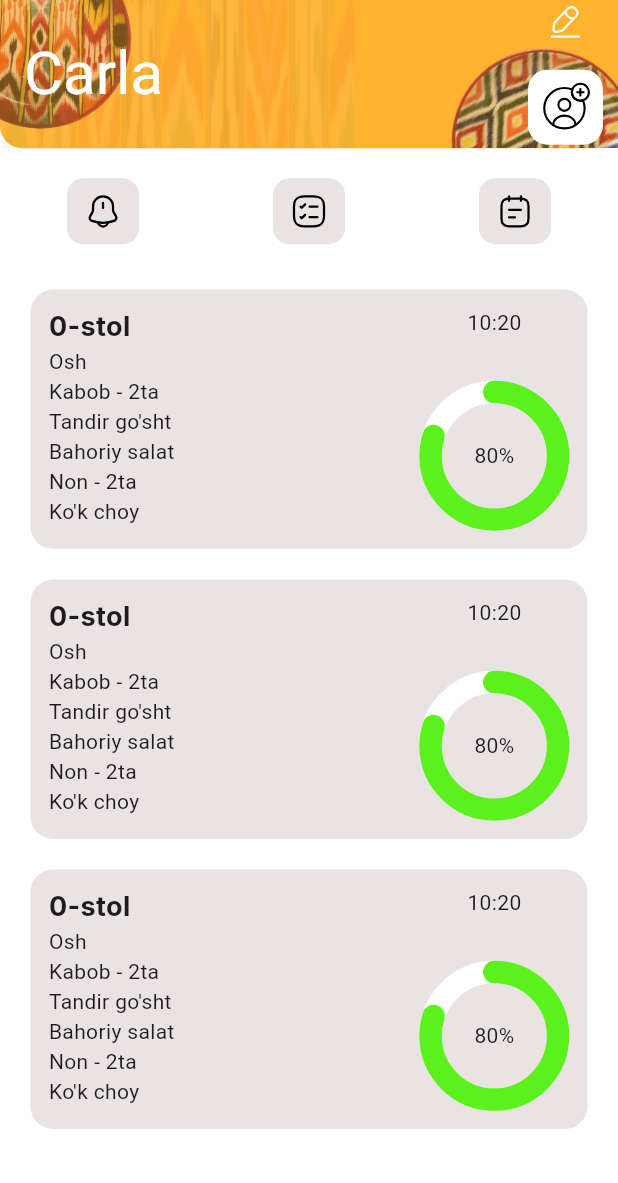
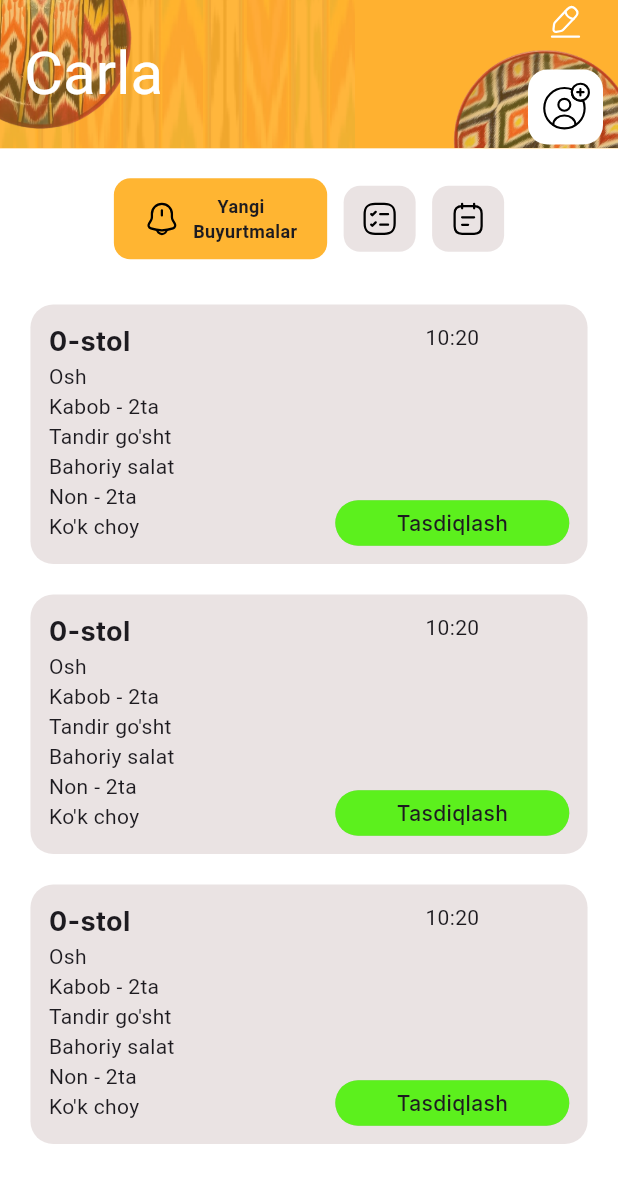
Before and after one commit to asliddinmusulmanov/ochildasturxon, a Flutter app: the screen it shows after launch, on a phone screen of 412 x 824 dp. Shown: the top 1183 px of the screen. Run offline on Flutter 3.47's test engine with Material 3 defaults, Android fonts, the phone set to English and light mode, and no system bars; drawn by our look-alikes of percent_indicator; our stand-ins replace connectivity_plus, device_preview, dio, flutter_riverpod, flutter_screenutil, flutter_secure_storage and 4 more; missing offline and left inert: a package.

Commit message:
ui 80% finished

```diff
--- a/lib/src/core/style/app_colors.dart
+++ b/lib/src/core/style/app_colors.dart
@@ -7,6 +7,7 @@ final class AppColors {
   static const Color cGrey = Color(0xffEAE3E3);
   static const Color cAmber = Color(0xffFFB532);
   static const Color cGreen = Color(0xff5CF01D);
+  static const Color cGrey2 = Color(0xffBEBEBE);
   // static const Color c181818 = Color(0xff181818);
   // static const Color c121212 = Color(0xff121212);
   // static const Color c484848 = Color(0xff484848);
--- a/lib/src/feature/ofitsiant/view/pages/ofitsiant_page.dart
+++ b/lib/src/feature/ofitsiant/view/pages/ofitsiant_page.dart
@@ -4,29 +4,30 @@ import 'package:flutter_screenutil/flutter_screenutil.dart';
 import 'package:flutter_svg/flutter_svg.dart';
 import 'package:google_fonts/google_fonts.dart';
 import 'package:ochildasturxon/src/core/style/app_colors.dart';
-import 'package:ochildasturxon/src/feature/ofitsiant/view/widgets/confirm_button_widget.dart';
-import 'package:ochildasturxon/src/feature/ofitsiant/view/widgets/history_button_widget.dart';
+import 'package:ochildasturxon/src/feature/ofitsiant/view/widgets/interactive_progress_bar_widget.dart';
 import 'package:ochildasturxon/src/feature/ofitsiant/view/widgets/notification_button_widget.dart';
 import 'package:ochildasturxon/src/feature/ofitsiant/view_model/vm/ofitsiant_vm.dart';
-import 'package:percent_indicator/circular_percent_indicator.dart';
 
-class OfitsiantPage extends ConsumerWidget {
+class OfitsiantPage extends ConsumerStatefulWidget {
   const OfitsiantPage({super.key});
 
   @override
-  Widget build(BuildContext context, WidgetRef ref) {
+  ConsumerState<OfitsiantPage> createState() => _OfitsiantPageState();
+}
+
+class _OfitsiantPageState extends ConsumerState<OfitsiantPage> {
+  TextEditingController nameController = TextEditingController();
+  String appBarTitle = "Carla"; // Boshlang'ich ism
+
+  @override
+  Widget build(BuildContext context) {
     var ctr = ref.read(ofitsiantVmProvider);
     ref.watch(ofitsiantVmProvider);
-
-    final PageController _pageController = PageController(
-      initialPage: ctr.page,
-    );
 
     return Scaffold(
       backgroundColor: AppColors.white,
       appBar: AppBar(
         backgroundColor: const Color(0xffFFB130),
-        // toolbarHeight: 108,
         toolbarHeight: MediaQuery.of(context).size.height * 0.12,
         actions: [
           Padding(
@@ -36,19 +37,47 @@ class OfitsiantPage extends ConsumerWidget {
               children: [
                 InkWell(
                   child: SvgPicture.asset("assets/icons/edit.svg"),
-                  onTap: () {},
+                  onTap: () {
+                    showDialog(
+                      context: context,
+                      builder: (context) {
+                        return AlertDialog(
+                          title: const Text("Your Name"),
+                          content: TextField(
+                            controller: nameController,
+                            autofocus: true,
+                            decoration: const InputDecoration(
+                              hintText: "Enter your name",
                             ),
-                10.verticalSpace,
+                          ),
+                          actions: [
+                            TextButton(
+                              onPressed: () {
+                                if (nameController.text.isNotEmpty) {
+                                  setState(() {
+                                    appBarTitle = nameController.text;
+                                  });
+                                }
+                                Navigator.of(context).pop();
+                                nameController.clear();
+                              },
+                              child: const Text("Submit"),
+                            ),
+                          ],
+                        );
+                      },
+                    );
+                  },
+                ),
+                const SizedBox(height: 10),
                 InkWell(
                   child: SizedBox(
                     height: 50,
                     width: 50,
                     child: DecoratedBox(
                       decoration: const BoxDecoration(
-                        color: AppColors.white,
-                        borderRadius: BorderRadius.all(
-                          Radius.circular(13),
-                        ),
+                        color: Colors.white,
+                        borderRadius: BorderRadius.all(Radius.circular(13)),
                       ),
                       child: Padding(
                         padding: const EdgeInsets.all(8.0),
@@ -65,34 +94,25 @@ class OfitsiantPage extends ConsumerWidget {
           ),
         ],
         title: Text(
-          "Carla",
+          appBarTitle, // Yangilanadigan sarlavha
           style: GoogleFonts.kaushanScript(
-            color: AppColors.white,
+            color: Colors.white,
             fontSize: 40,
             fontWeight: FontWeight.w400,
           ),
         ),
         flexibleSpace: Stack(
           children: [
-            Image.asset(
-              "assets/images/atlas.png",
-              fit: BoxFit.fill,
-            ),
+            Image.asset("assets/images/atlas.png", fit: BoxFit.fill),
             Image.asset("assets/images/lagan1.png"),
             Align(
               alignment: Alignment.bottomRight,
               child: Image.asset(
                 "assets/images/lagan2.png",
-                height: MediaQuery.of(context).size.height * 0.11.h,
+                height: MediaQuery.of(context).size.height * 0.11,
               ),
             ),
           ],
-        ),
-        shape: const RoundedRectangleBorder(
-          borderRadius: BorderRadius.only(
-            bottomLeft: Radius.circular(15),
-            bottomRight: Radius.circular(15),
-          ),
         ),
       ),
       body: Column(
@@ -101,32 +121,65 @@ class OfitsiantPage extends ConsumerWidget {
             padding: const EdgeInsets.symmetric(vertical: 20),
             child: Row(
               mainAxisAlignment: MainAxisAlignment.spaceAround,
+              children: List.generate(1, (index) {
+                return Row(
                   children: [
                     InkWell(
                       onTap: () {
-                    ctr.nextPage(0);
+                        ctr.tapped(index: 0); // Tugma bosilganda
                       },
-                  child: NotificationButton(),
+                      // splashColor: Colors.red,
+                      child: NotificationButton(
+                        ctr.buttons.elementAt(0),
+                        () {
+                          ctr.tapped(index: 0); // Tugma bosilganda
+                        },
+                        svgText: "assets/icons/notification_icon.svg",
+                        textName: "     Yangi\nBuyurtmalar",
                       ),
+                    ),
+                    10.horizontalSpace,
                     InkWell(
                       onTap: () {
-                    ctr.nextPage(1);
+                        ctr.tapped(index: 1); // Tugma bosilganda
                       },
-                  child: const ConfirmButtonWidget(),
+                      // splashColor: Colors.red,
+                      child: NotificationButton(
+                        ctr.buttons.elementAt(1),
+                        () {
+                          ctr.tapped(index: 1); // Tugma bosilganda
+                        },
+                        svgText: "assets/icons/confirm_icon.svg",
+                        textName: "Tasdiqlangan\n Buyurtmalar",
                       ),
+                    ),
+                    10.horizontalSpace,
                     InkWell(
                       onTap: () {
-                    ctr.nextPage(2);
+                        ctr.tapped(index: 2); // Tugma bosilganda
                       },
-                  child: const HistoryButtonWidget(),
+                      // splashColor: Colors.red,
+                      child: NotificationButton(
+                        ctr.buttons.elementAt(2),
+                        () {
+                          ctr.tapped(index: 2); // Tugma bosilganda
+                        },
+                        svgText: "assets/icons/history_icon.svg",
+                        textName: "Buyurtmalar\n     Tarixi",
+                      ),
                     ),
                   ],
+                );
+              }),
             ),
           ),
           Expanded(
             child: PageView.builder(
               controller: ctr.pageController,
-              onPageChanged: (index) => ctr.nextPage(index),
+              onPageChanged: (index) {
+                ctr.page = index; // Faqat page qiymatini yangilash
+                ctr.updateButtons(index); // Tugmalarni yangilash
+              },
               itemCount: 3,
               itemBuilder: (context, index) {
                 return ListView.builder(
@@ -159,28 +212,33 @@ class OfitsiantPage extends ConsumerWidget {
                                         fontSize: 18,
                                       ),
                                     ),
-                                    Text("Osh"),
-                                    Text("Kabob - 2ta"),
-                                    Text("Tandir go'sht"),
-                                    Text("Bahoriy salat"),
-                                    Text("Non - 2ta"),
-                                    Text("Ko'k choy"),
+                                    const Text("Osh"),
+                                    const Text("Kabob - 2ta"),
+                                    const Text("Tandir go'sht"),
+                                    const Text("Bahoriy salat"),
+                                    const Text("Non - 2ta"),
+                                    const Text("Ko'k choy"),
                                   ],
                                 ),
                                 Column(
                                   mainAxisAlignment: MainAxisAlignment.spaceBetween,
                                   children: [
                                     const Text("10:20"),
-                                    CircularPercentIndicator(
-                                      radius: 50,
-                                      lineWidth: 15,
-                                      backgroundColor: AppColors.white,
-                                      progressColor: AppColors.cGreen,
-                                      animation: true,
-                                      animationDuration: 2000,
-                                      percent: 0.8,
-                                      center: const Text("80%"),
-                                      circularStrokeCap: CircularStrokeCap.round,
+                                    InteractiveProgressBar(
+                                      onConfirmComplete: () {
+                                        ctr.pageController.animateToPage(
+                                          1, // 2-indexga o'tish (Tasdiqlangan buyurtmalar)
+                                          duration: const Duration(milliseconds: 500),
+                                          curve: Curves.easeInOut,
+                                        );
+                                      },
+                                      onReadyComplete: () {
+                                        ctr.pageController.animateToPage(
+                                          2, // 3-indexga o'tish (Yakunlangan buyurtmalar)
+                                          duration: const Duration(milliseconds: 500),
+                                          curve: Curves.easeInOut,
+                                        );
+                                      },
                                     ),
                                   ],
                                 ),
--- a/lib/src/feature/ofitsiant/view/widgets/confirm_button_widget.dart
+++ /dev/null
@@ -1,49 +0,0 @@
-import 'package:flutter/material.dart';
-import 'package:flutter_screenutil/flutter_screenutil.dart';
-import 'package:flutter_svg/svg.dart';
-import 'package:ochildasturxon/src/core/style/app_colors.dart';
-
-class ConfirmButtonWidget extends StatefulWidget {
-  const ConfirmButtonWidget({super.key});
-
-  @override
-  State<ConfirmButtonWidget> createState() => _ConfirmButtonWidgetState();
-}
-
-class _ConfirmButtonWidgetState extends State<ConfirmButtonWidget> {
-  bool isExpanded = false;
-
-  @override
-  Widget build(BuildContext context) {
-    return GestureDetector(
-      onTap: () {
-        setState(() {
-          isExpanded = !isExpanded;
-        });
-      },
-      child: AnimatedContainer(
-        duration: const Duration(milliseconds: 400),
-        curve: Curves.easeInOut,
-        padding: EdgeInsets.symmetric(horizontal: isExpanded ? 20 : 12, vertical: 10),
-        decoration: BoxDecoration(
-          color: isExpanded ? AppColors.cAmber : AppColors.cGrey,
-          borderRadius: BorderRadius.circular(11),
-        ),
-        child: Row(
-          mainAxisSize: MainAxisSize.min,
-          children: [
-            // Icon(Icons.notifications, color: Colors.black),
-            SvgPicture.asset("assets/icons/confirm_icon.svg"),
-            if (isExpanded) ...[
-              8.horizontalSpace,
-              const Text(
-                "Tasdiqlangan\n Buyurtmalar",
-                style: TextStyle(fontSize: 12, fontWeight: FontWeight.w600),
-              ),
-            ],
-          ],
-        ),
-      ),
-    );
-  }
-}
--- a/lib/src/feature/ofitsiant/view/widgets/history_button_widget.dart
+++ /dev/null
@@ -1,48 +0,0 @@
-import 'package:flutter/material.dart';
-import 'package:flutter_screenutil/flutter_screenutil.dart';
-import 'package:flutter_svg/svg.dart';
-import 'package:ochildasturxon/src/core/style/app_colors.dart';
-
-class HistoryButtonWidget extends StatefulWidget {
-  const HistoryButtonWidget({super.key});
-
-  @override
-  State<HistoryButtonWidget> createState() => _HistoryButtonWidgetState();
-}
-
-class _HistoryButtonWidgetState extends State<HistoryButtonWidget> {
-  bool isExpanded = false;
-
-  @override
-  Widget build(BuildContext context) {
-    return GestureDetector(
-      onTap: () {
-        setState(() {
-          isExpanded = !isExpanded;
-        });
-      },
-      child: AnimatedContainer(
-        duration: const Duration(milliseconds: 400),
-        curve: Curves.easeInOut,
-        padding: EdgeInsets.symmetric(horizontal: isExpanded ? 20 : 12, vertical: 10),
-        decoration: BoxDecoration(
-          color: isExpanded ? AppColors.cAmber : AppColors.cGrey,
-          borderRadius: BorderRadius.circular(11),
-        ),
-        child: Row(
-          mainAxisSize: MainAxisSize.min,
-          children: [
-            SvgPicture.asset("assets/icons/history_icon.svg"),
-            if (isExpanded) ...[
-              8.horizontalSpace,
-              const Text(
-                "Buyurtmalar\n     Tarixi",
-                style: TextStyle(fontSize: 12, fontWeight: FontWeight.w600),
-              ),
-            ],
-          ],
-        ),
-      ),
-    );
-  }
-}
--- /dev/null
+++ b/lib/src/feature/ofitsiant/view/widgets/interactive_progress_bar_widget.dart
@@ -0,0 +1,114 @@
+import 'package:flutter/material.dart';
+import 'package:flutter_screenutil/flutter_screenutil.dart';
+import 'package:google_fonts/google_fonts.dart';
+import 'package:ochildasturxon/src/core/style/app_colors.dart';
+
+class InteractiveProgressBar extends StatefulWidget {
+  final VoidCallback onConfirmComplete;
+  final VoidCallback onReadyComplete;
+
+  const InteractiveProgressBar({
+    super.key,
+    required this.onConfirmComplete,
+    required this.onReadyComplete,
+  });
+
+  @override
+  _InteractiveProgressBarState createState() => _InteractiveProgressBarState();
+}
+
+class _InteractiveProgressBarState extends State<InteractiveProgressBar> {
+  double progress = 1.0;
+  bool isAnimating = false;
+  String buttonText = "Tasdiqlash";
+
+  void startProgress() {
+    if (isAnimating) return;
+
+    setState(() {
+      isAnimating = true;
+      buttonText = "Tayyorlanmoqda";
+      progress = 0.0;
+    });
+
+    widget.onConfirmComplete();
+
+    Future.delayed(const Duration(seconds: 5), () {
+      setState(() {
+        buttonText = "Tayyor";
+      });
+
+      Future.delayed(const Duration(seconds: 1), () {
+        widget.onReadyComplete();
+      });
+    });
+  }
+
+  @override
+  Widget build(BuildContext context) {
+    return GestureDetector(
+      onTap: startProgress,
+      child: TweenAnimationBuilder(
+        duration: const Duration(seconds: 5),
+        tween: Tween<double>(begin: 1.0, end: progress),
+        builder: (context, double value, child) {
+          return Stack(
+            children: [
+              SizedBox(
+                height: 30.h,
+                width: 142.w,
+                child: DecoratedBox(
+                  decoration: BoxDecoration(
+                    color: AppColors.cGrey2,
+                    borderRadius: BorderRadius.circular(20.sp),
+                  ),
+                ),
+              ),
+              SizedBox(
+                height: 30.h,
+                width: 142.w * value,
+                child: DecoratedBox(
+                  decoration: BoxDecoration(
+                    color: AppColors.cGreen,
+                    borderRadius: BorderRadius.circular(20.sp),
+                  ),
+                ),
+              ),
+              Positioned.fill(
+                child: Center(
+                  child: Text(
+                    buttonText,
+                    style: GoogleFonts.inter(
+                      fontWeight: FontWeight.w500,
+                      fontSize: 14,
+                    ),
+                  ),
+                ),
+              ),
+            ],
+          );
+        },
+      ),
+    );
+  }
+}
+
+// InteractiveProgressBar chaqiruvi
+Widget buildInteractiveProgressBar(controller) {
+  return InteractiveProgressBar(
+    onConfirmComplete: () {
+      controller.pageController.animateToPage(
+        1,
+        duration: const Duration(milliseconds: 500),
+        curve: Curves.easeInOut,
+      );
+    },
+    onReadyComplete: () {
+      controller.pageController.animateToPage(
+        2,
+        duration: const Duration(milliseconds: 500),
+        curve: Curves.easeInOut,
+      );
+    },
+  );
+}
--- a/lib/src/feature/ofitsiant/view/widgets/notification_button_widget.dart
+++ b/lib/src/feature/ofitsiant/view/widgets/notification_button_widget.dart
@@ -3,22 +3,16 @@ import 'package:flutter_screenutil/flutter_screenutil.dart';
 import 'package:flutter_svg/flutter_svg.dart';
 import 'package:ochildasturxon/src/core/style/app_colors.dart';
 
-class NotificationButton extends StatefulWidget {
-  @override
-  _NotificationButtonState createState() => _NotificationButtonState();
-}
-
-class _NotificationButtonState extends State<NotificationButton> {
-  bool isExpanded = false;
-
+class NotificationButton extends StatelessWidget {
+  const NotificationButton(this.isExpanded, this.onTap, {required this.svgText, required this.textName, super.key});
+  final bool isExpanded;
+  final VoidCallback onTap;
+  final String svgText;
+  final String textName;
   @override
   Widget build(BuildContext context) {
     return GestureDetector(
-      onTap: () {
-        setState(() {
-          isExpanded = !isExpanded;
-        });
-      },
+      onTap: onTap,
       child: AnimatedContainer(
         duration: const Duration(milliseconds: 400),
         curve: Curves.easeInOut,
@@ -31,12 +25,12 @@ class _NotificationButtonState extends State<NotificationButton> {
           mainAxisSize: MainAxisSize.min,
           children: [
             // Icon(Icons.notifications, color: Colors.black),
-            SvgPicture.asset("assets/icons/notification_icon.svg"),
+            SvgPicture.asset(svgText),
             if (isExpanded) ...[
               8.horizontalSpace,
-              const Text(
-                "    Yangi\nBuyurtmalar",
-                style: TextStyle(fontSize: 12, fontWeight: FontWeight.w600),
+              Text(
+                textName,
+                style: const TextStyle(fontSize: 12, fontWeight: FontWeight.w600),
               ),
             ],
           ],
```
Also changed, not shown: lib/src/feature/ofitsiant/view_model/vm/ofitsiant_vm.dart (+18 -2 lines). Lines whose indentation alone changed are shown as unchanged.
